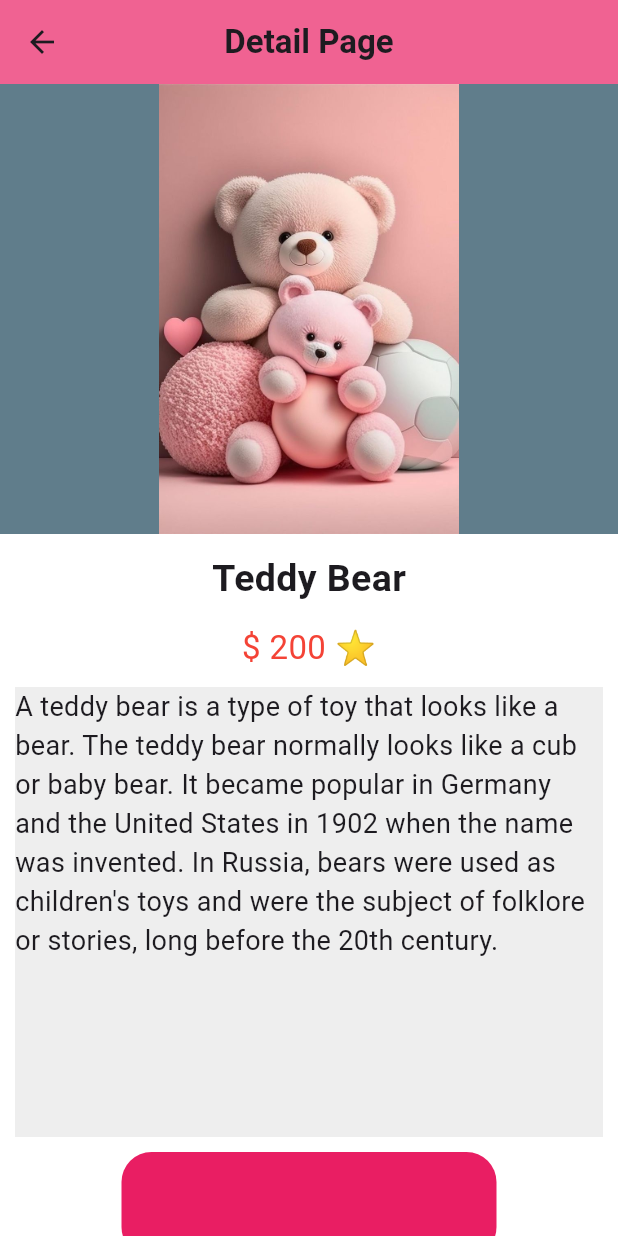
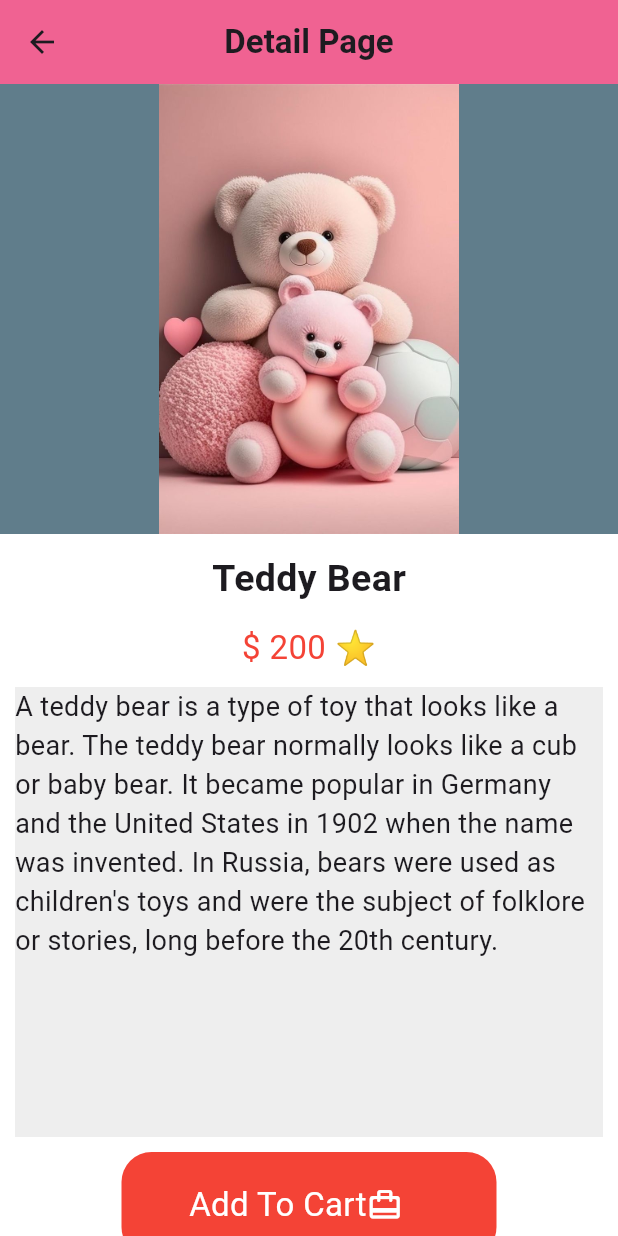
Before and after one commit to priyamtripathiii03/examecommerce, a Flutter app: the HomePage screen opened by its route, after a tap on "Teddy Bear", on a phone screen of 412 x 824 dp. Run offline on Flutter 3.47's test engine with Material 3 defaults, Android fonts, the phone set to English and light mode, and no system bars.

Commit message:
exam time

```diff
--- a/lib/detail.dart
+++ b/lib/detail.dart
@@ -27,11 +27,13 @@ class _DetailPageState extends State<DetailPage> {
           ),
           Padding(
             padding: const EdgeInsets.all(12.0),
-            child: Text(product[selectindex]['name'],style: TextStyle(
+            child: Text(product[selectindex]['name'],
+              style: TextStyle(
                 fontSize: 25,
                 fontWeight: FontWeight.bold),),
           ),
-          Text('\$ ${product[selectindex]['price']} ⭐',style: TextStyle(
+          Text('\$ ${product[selectindex]['price']} ⭐',
+            style: TextStyle(
               fontSize: 22,
               color: Colors.red),),
           Padding(
@@ -50,12 +52,39 @@ class _DetailPageState extends State<DetailPage> {
               Container(
                 height: 70,
                 width: 250,
-                decoration: BoxDecoration(color: Colors.pink,
+                decoration: BoxDecoration(color: Colors.red,
                   borderRadius: BorderRadius.circular(20),
                 ),
+               child: GestureDetector(
+                 onTap: (){
+                   Navigator.of(context).pushNamed('/cart');
+                   cart.add(selectindex);
+
+                 },
+                 child: Row(
+                   children: [
+                     Padding(
+                       padding: const EdgeInsets.only(left: 45.0),
+                       child: Center(
+                         child: Text(
+                         'Add To Cart',
+                         style: TextStyle(
+                             fontSize: 22,
+                             color: Colors.white),
+                       ),
+
+
+                       ),
+                     ),
+                     Icon(Icons.card_travel_rounded,color: Colors.white,)
+                   ],
+                 ),
+               ),
+
 
 
               ),
+
 
             ],
           )
--- a/lib/global.dart
+++ b/lib/global.dart
@@ -87,4 +87,6 @@ List product=[
   },
 ];
 
+List cart=[];
+
 int selectindex=0;
--- a/lib/home.dart
+++ b/lib/home.dart
@@ -40,8 +40,12 @@ class _HomePageState extends State<HomePage> {
                         image: DecorationImage(image: AssetImage(product[index]['img']),fit: BoxFit.cover),),
                     ),
                   ),
-                  Text(product[index]['name'],style: TextStyle(fontWeight: FontWeight.bold,fontSize: 25),),
-                  Text('\$ ${product[index]['price']} ⭐',style: TextStyle(fontSize: 18,color: Colors.red),),
+                  Text(product[index]['name'],style: TextStyle(
+                      fontWeight: FontWeight.bold,
+                      fontSize: 25),),
+                  Text('\$ ${product[index]['price']} ⭐',
+                    style: TextStyle(fontSize: 16,color: Colors.red),),
+
                 ],
               ),
             ),
--- a/lib/main.dart
+++ b/lib/main.dart
@@ -2,6 +2,7 @@ import 'package:examecommerce/home.dart';
 import 'package:flutter/material.dart';
 import 'package:examecommerce/splash.dart';
 import 'package:examecommerce/detail.dart';
+import 'package:examecommerce/cart.dart';
 
 void main()
 {
@@ -19,6 +20,7 @@ class MyApp extends StatelessWidget {
         '/': (context)=>SplashScreen(),
         '/home': (context)=>HomePage(),
         '/detail': (context)=>DetailPage(),
+        '/cart': (context)=>CartPage(),
 
 
       },
```
Also changed, not shown: lib/cart.dart (added, +75 -0 lines), 1 other file.
